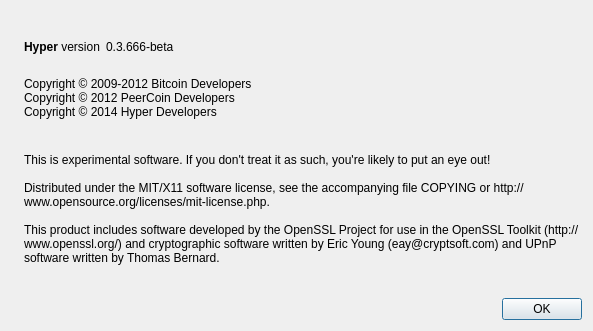
HYPERcrypto/Hyper, file src/qt/forms/aboutdialog.ui: the form before one commit.
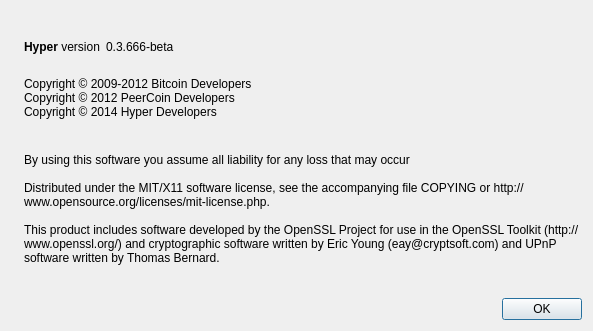
The form after the commit. Icons and pictures are not drawn.

```diff
--- a/src/qt/forms/aboutdialog.ui
+++ b/src/qt/forms/aboutdialog.ui
@@ -109,7 +109,7 @@
        </property>
        <property name="text">
         <string>
-This is experimental software. If you don't treat it as such, you're likely to put an eye out!
+By using this software you assume all liability for any loss that may occur
 
 Distributed under the MIT/X11 software license, see the accompanying file COPYING or http://www.opensource.org/licenses/mit-license.php.
 
```
